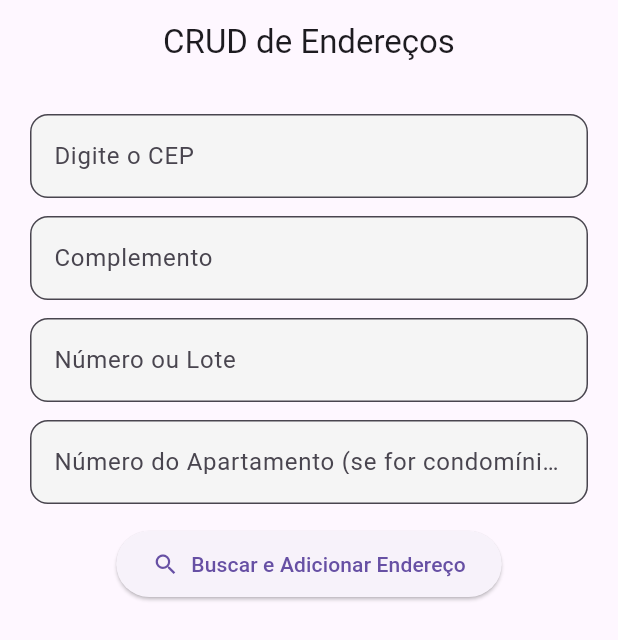
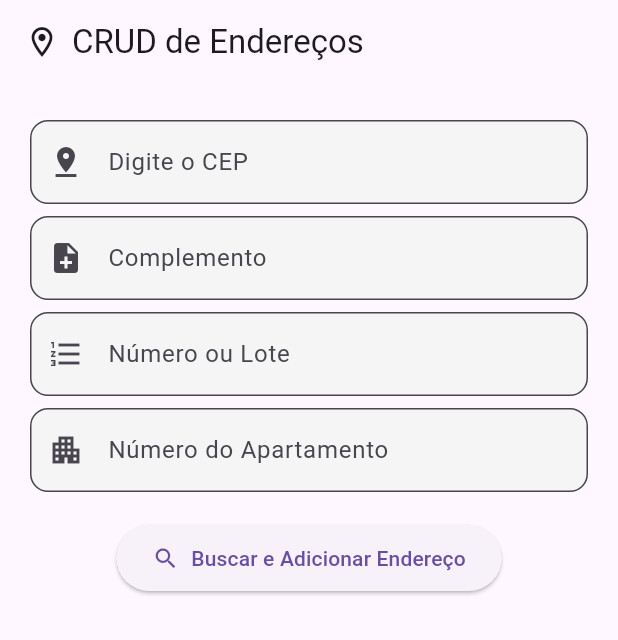
Before and after one commit to alvarocalebe/flutter-buscacep, a Flutter app: the screen it shows after launch, on a phone screen of 412 x 824 dp. Shown: the top 640 px of the screen. Run offline on Flutter 3.47's test engine with Material 3 defaults, Android fonts, the phone set to English and light mode, and no system bars.

Commit message:
atualização

```diff
--- a/lib/main.dart
+++ b/lib/main.dart
@@ -97,33 +97,59 @@ class _BuscaCepPageState extends State<BuscaCepPage> {
   Widget build(BuildContext context) {
     return Scaffold(
       appBar: AppBar(
-        title: Text('CRUD de Endereços'),
+        title: Row(
+          children: [
+            Icon(Icons.location_on_outlined),
+            SizedBox(width: 8),
+            Text('CRUD de Endereços'),
+          ],
+        ),
         centerTitle: true,
       ),
       body: Padding(
         padding: EdgeInsets.all(20),
         child: Column(
           children: [
-            TextField(
+            Padding(
+              padding: EdgeInsets.symmetric(vertical: 4),
+              child: TextField(
                 controller: _cepController,
                 keyboardType: TextInputType.number,
-              decoration: InputDecoration(labelText: 'Digite o CEP'),
+                decoration: InputDecoration(
+                  labelText: 'Digite o CEP',
+                  prefixIcon: Icon(Icons.pin_drop),
                 ),
-            SizedBox(height: 12),
-            TextField(
+              ),
+            ),
+            Padding(
+              padding: EdgeInsets.symmetric(vertical: 4),
+              child: TextField(
                 controller: _complementoController,
-              decoration: InputDecoration(labelText: 'Complemento'),
+                decoration: InputDecoration(
+                  labelText: 'Complemento',
+                  prefixIcon: Icon(Icons.note_add),
                 ),
-            SizedBox(height: 12),
-            TextField(
+              ),
+            ),
+            Padding(
+              padding: EdgeInsets.symmetric(vertical: 4),
+              child: TextField(
                 controller: _numeroController,
-              decoration: InputDecoration(labelText: 'Número ou Lote'),
+                decoration: InputDecoration(
+                  labelText: 'Número ou Lote',
+                  prefixIcon: Icon(Icons.format_list_numbered),
                 ),
-            SizedBox(height: 12),
-            TextField(
+              ),
+            ),
+            Padding(
+              padding: EdgeInsets.symmetric(vertical: 4),
+              child: TextField(
                 controller: _apartamentoController,
                 decoration: InputDecoration(
-                  labelText: 'Número do Apartamento (se for condomínio)'),
+                  labelText: 'Número do Apartamento',
+                  prefixIcon: Icon(Icons.apartment),
+                ),
+              ),
             ),
             SizedBox(height: 16),
             ElevatedButton.icon(
```
Lines whose indentation alone changed are shown as unchanged.
